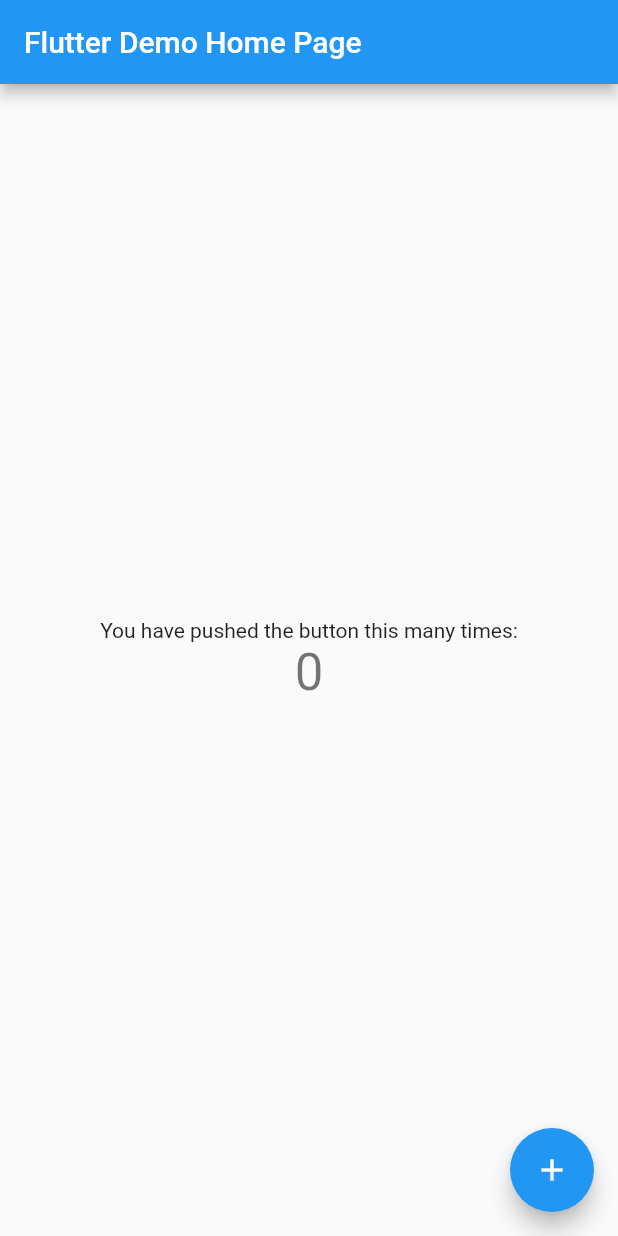
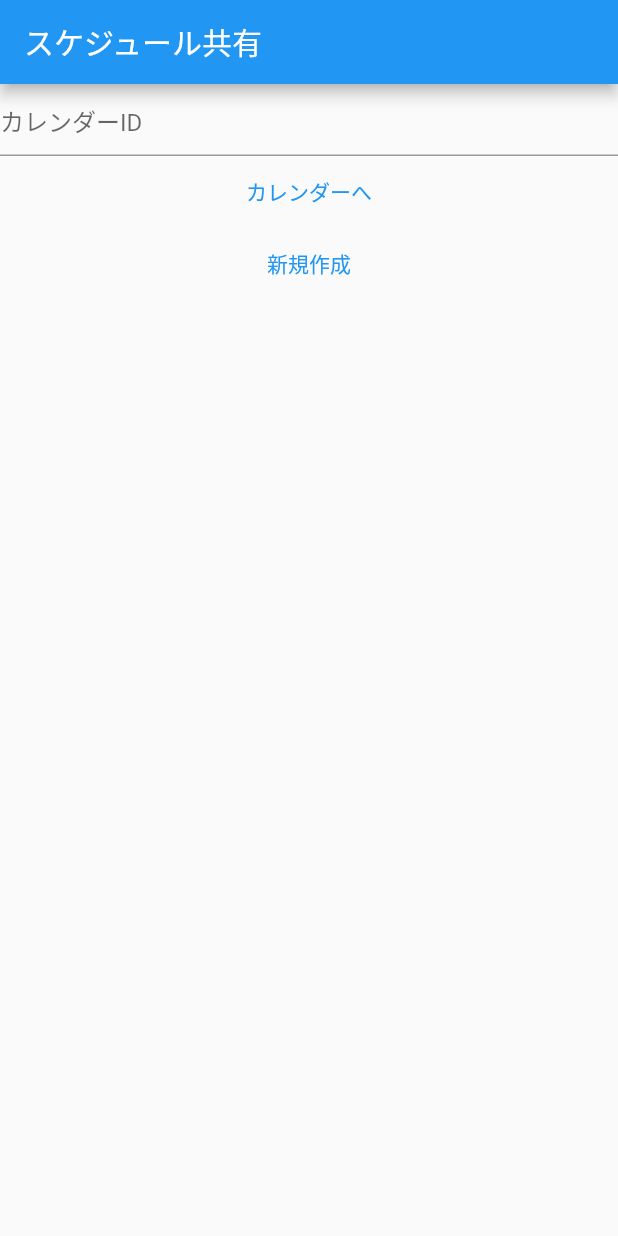
Before and after one commit to nodatsu/ishigaki05, a Flutter app: the screen it shows after launch, on a phone screen of 412 x 824 dp. Run offline on Flutter 3.47's test engine with Material 2 defaults, Android fonts, the light colour scheme and no system bars.

Commit message:
石垣さんのプログラム(2023/02/11時点)に置き換え、引数渡しの部分だけ抽出、修正。

```diff
--- a/lib/main.dart
+++ b/lib/main.dart
@@ -1,115 +1,101 @@
 import 'package:flutter/material.dart';
 
-void main() {
-  runApp(const MyApp());
+void main() async {
+  runApp(MyApp());
 }
 
 class MyApp extends StatelessWidget {
-  const MyApp({super.key});
-
-  // This widget is the root of your application.
   @override
   Widget build(BuildContext context) {
     return MaterialApp(
-      title: 'Flutter Demo',
-      theme: ThemeData(
-        // This is the theme of your application.
-        //
-        // Try running your application with "flutter run". You'll see the
-        // application has a blue toolbar. Then, without quitting the app, try
-        // changing the primarySwatch below to Colors.green and then invoke
-        // "hot reload" (press "r" in the console where you ran "flutter run",
-        // or simply save your changes to "hot reload" in a Flutter IDE).
-        // Notice that the counter didn't reset back to zero; the application
-        // is not restarted.
-        primarySwatch: Colors.blue,
+      title: 'カレンダー',
+      home: FirstPage(),
+    );
+  }
+}
+
+class FirstPage extends StatelessWidget {
+  late int ID;
+
+  @override
+  Widget build(BuildContext context) {
+    return Scaffold(
+      appBar: AppBar(
+        title: Text('スケジュール共有'),
       ),
-      home: const MyHomePage(title: 'Flutter Demo Home Page'),
+      body: Column(
+        children: [
+          Container(
+            width: double.infinity,
+            child: TextField(decoration: InputDecoration(
+              hintText: 'カレンダーID',
+            ),
+              onChanged: (text) {
+                ID = int.parse(text);
+                print("########## onChanged ID: " + ID.toString());
+              },
+            ),
+          ),
+          Container(
+            child: TextButton(
+              child: Text("カレンダーへ"),
+              onPressed: () async{
+                print("########## onPressed ID: " + ID.toString());
+                await Navigator.push(context,
+                    MaterialPageRoute(builder: (context) => MyHomePage(value: ID)));
+              },
+            ),
+          ),
+          Container(
+
+          ),
+          Container(
+            child: TextButton(
+              child: Text("新規作成"),
+              onPressed: () async{
+
+                print('##########');
+              },
+            ),
+          ),
+        ],
+      ), // This trailing comma makes auto-formatting nicer for build methods.
     );
   }
 }
 
 class MyHomePage extends StatefulWidget {
-  const MyHomePage({super.key, required this.title});
+  final int value;
 
-  // This widget is the home page of your application. It is stateful, meaning
-  // that it has a State object (defined below) that contains fields that affect
-  // how it looks.
-
-  // This class is the configuration for the state. It holds the values (in this
-  // case the title) provided by the parent (in this case the App widget) and
-  // used by the build method of the State. Fields in a Widget subclass are
-  // always marked "final".
-
-  final String title;
+  const MyHomePage({Key? key, required this.value}) : super(key: key);
 
   @override
-  State<MyHomePage> createState() => _MyHomePageState();
+  //createState()でState（Stateを継承したクラス）を返す
+  _MyHomePageState createState() {
+    print("########## MyHomePage value: " + value.toString());
+
+    return _MyHomePageState();
+  }
 }
 
+//Stateをextendsしたクラスを作る
 class _MyHomePageState extends State<MyHomePage> {
-  int _counter = 0;
+  late int state = widget.value;
 
-  void _incrementCounter() {
-    setState(() {
-      // This call to setState tells the Flutter framework that something has
-      // changed in this State, which causes it to rerun the build method below
-      // so that the display can reflect the updated values. If we changed
-      // _counter without calling setState(), then the build method would not be
-      // called again, and so nothing would appear to happen.
-      _counter++;
-    });
+  @override
+  void initState() {
+    super.initState();
   }
 
   @override
   Widget build(BuildContext context) {
-    // This method is rerun every time setState is called, for instance as done
-    // by the _incrementCounter method above.
-    //
-    // The Flutter framework has been optimized to make rerunning build methods
-    // fast, so that you can just rebuild anything that needs updating rather
-    // than having to individually change instances of widgets.
+    print("########## MyHomePageState state: " + state.toString());
     return Scaffold(
-      appBar: AppBar(
-        // Here we take the value from the MyHomePage object that was created by
-        // the App.build method, and use it to set our appbar title.
-        title: Text(widget.title),
-      ),
-      body: Center(
-        // Center is a layout widget. It takes a single child and positions it
-        // in the middle of the parent.
-        child: Column(
-          // Column is also a layout widget. It takes a list of children and
-          // arranges them vertically. By default, it sizes itself to fit its
-          // children horizontally, and tries to be as tall as its parent.
-          //
-          // Invoke "debug painting" (press "p" in the console, choose the
-          // "Toggle Debug Paint" action from the Flutter Inspector in Android
-          // Studio, or the "Toggle Debug Paint" command in Visual Studio Code)
-          // to see the wireframe for each widget.
-          //
-          // Column has various properties to control how it sizes itself and
-          // how it positions its children. Here we use mainAxisAlignment to
-          // center the children vertically; the main axis here is the vertical
-          // axis because Columns are vertical (the cross axis would be
-          // horizontal).
-          mainAxisAlignment: MainAxisAlignment.center,
-          children: <Widget>[
-            const Text(
-              'You have pushed the button this many times:',
-            ),
-            Text(
-              '$_counter',
-              style: Theme.of(context).textTheme.headline4,
-            ),
-          ],
-        ),
-      ),
-      floatingActionButton: FloatingActionButton(
-        onPressed: _incrementCounter,
-        tooltip: 'Increment',
-        child: const Icon(Icons.add),
-      ), // This trailing comma makes auto-formatting nicer for build methods.
-    );
+        appBar: AppBar(title: Text('スケジュール共有( '/*+ ID +*/')')), body: buildBody(context));
   }
+
+  Widget buildBody(BuildContext context) {
+    return Text("ここ");
+   }
+
 }
```
